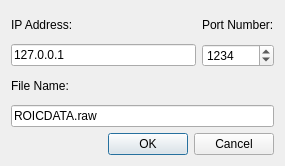
Qt form ui/imgserver_dialog.ui (JM-Anderson/LiveViewOpenSource) before a commit.
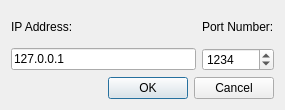
The same form after that commit.

Patch:
```diff
--- a/ui/imgserver_dialog.ui
+++ b/ui/imgserver_dialog.ui
@@ -2,14 +2,6 @@
 <ui version="4.0">
  <class>ImgServer_Dialog</class>
  <widget class="QDialog" name="ImgServer_Dialog">
-  <property name="geometry">
-   <rect>
-    <x>0</x>
-    <y>0</y>
-    <width>285</width>
-    <height>166</height>
-   </rect>
-  </property>
   <property name="sizePolicy">
    <sizepolicy hsizetype="Fixed" vsizetype="Fixed">
     <horstretch>0</horstretch>
@@ -19,7 +11,13 @@
   <property name="minimumSize">
    <size>
     <width>285</width>
-    <height>166</height>
+    <height>110</height>
+   </size>
+  </property>
+  <property name="maximumSize">
+   <size>
+    <width>285</width>
+    <height>110</height>
    </size>
   </property>
   <property name="windowTitle">
@@ -31,10 +29,20 @@
      <property name="sizeConstraint">
       <enum>QLayout::SetMaximumSize</enum>
      </property>
-     <item row="2" column="0">
-      <widget class="QLabel" name="fileNameLabel">
+     <item row="0" column="1">
+      <widget class="QLabel" name="portLabel">
        <property name="text">
-        <string>File Name:</string>
+        <string>Port Number:</string>
+       </property>
+      </widget>
+     </item>
+     <item row="2" column="0" colspan="2">
+      <widget class="QDialogButtonBox" name="buttonBox">
+       <property name="orientation">
+        <enum>Qt::Horizontal</enum>
+       </property>
+       <property name="standardButtons">
+        <set>QDialogButtonBox::Cancel|QDialogButtonBox::Ok</set>
        </property>
       </widget>
      </item>
@@ -62,30 +70,6 @@
        </property>
       </widget>
      </item>
-     <item row="0" column="1">
-      <widget class="QLabel" name="portLabel">
-       <property name="text">
-        <string>Port Number:</string>
-       </property>
-      </widget>
-     </item>
-     <item row="4" column="0" colspan="2">
-      <widget class="QDialogButtonBox" name="buttonBox">
-       <property name="orientation">
-        <enum>Qt::Horizontal</enum>
-       </property>
-       <property name="standardButtons">
-        <set>QDialogButtonBox::Cancel|QDialogButtonBox::Ok</set>
-       </property>
-      </widget>
-     </item>
-     <item row="3" column="0" colspan="2">
-      <widget class="QLineEdit" name="fileNameEdit">
-       <property name="text">
-        <string>ROICDATA.raw</string>
-       </property>
-      </widget>
-     </item>
     </layout>
    </item>
   </layout>
```
